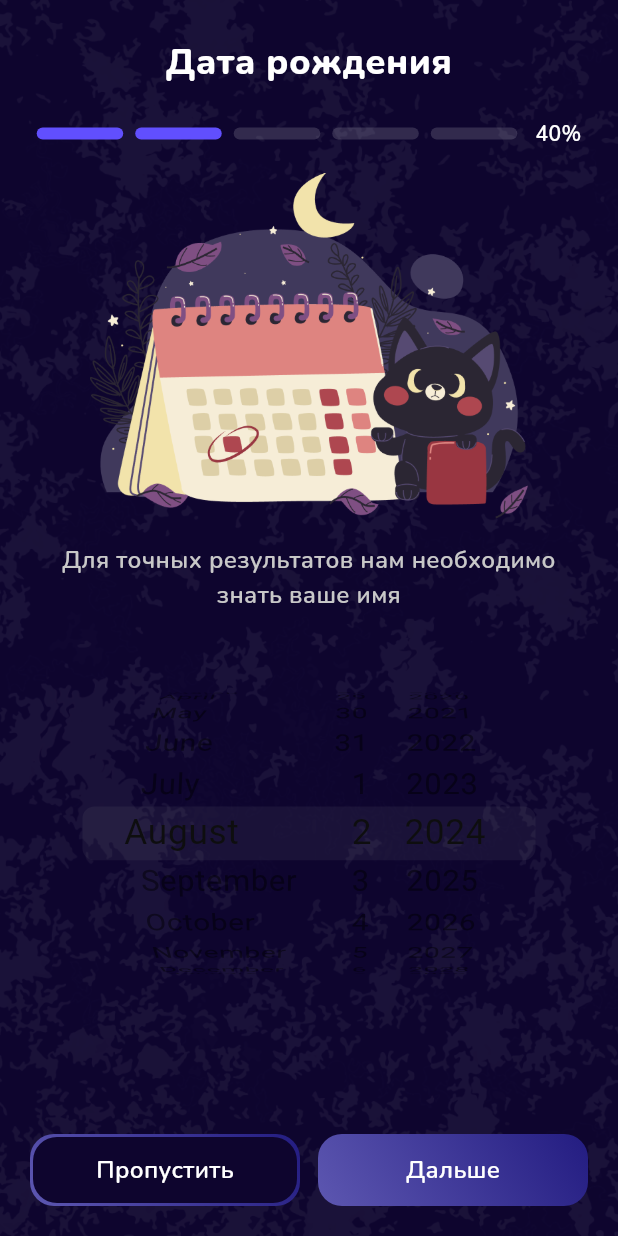
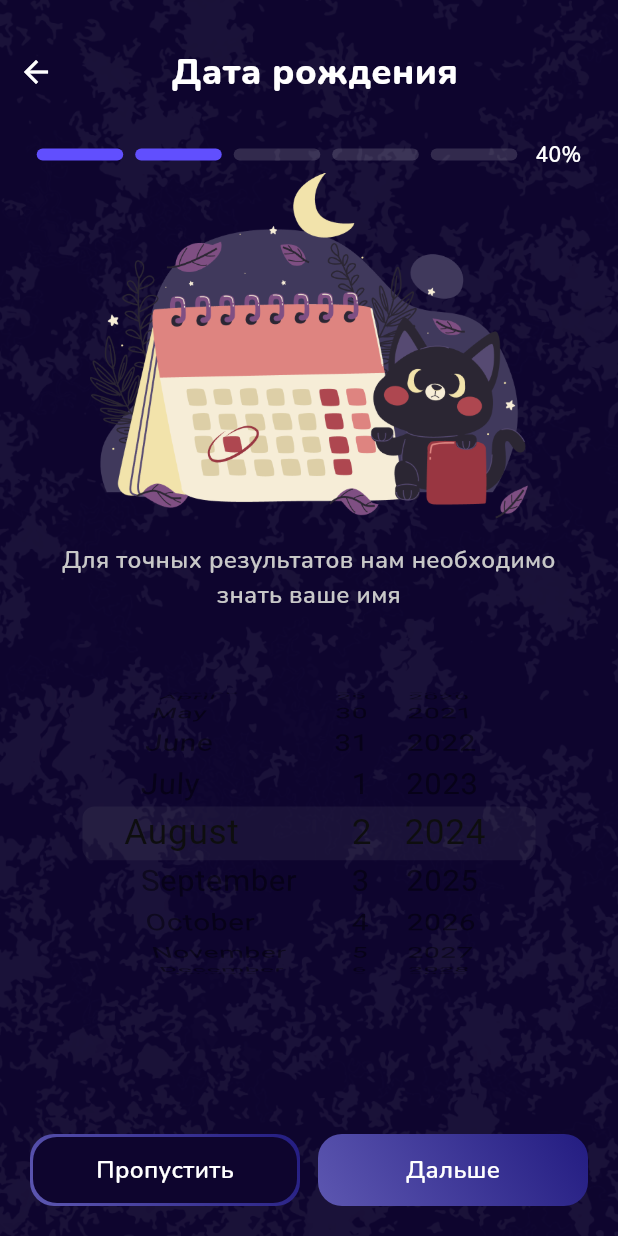
Before and after one commit to Nikolay-leukhin/numerology, a Flutter app: the screen it shows after launch, after a tap on "Дальше", on a phone screen of 412 x 824 dp. Run offline on Flutter 3.47's test engine with Material 3 defaults, Android fonts, the phone set to English and light mode, and no system bars; our stand-ins replace bloc, flutter_bloc, google_fonts.

Commit message:
added next funct and back func

```diff
--- a/lib/features/auth/ui/auth_gender.dart
+++ b/lib/features/auth/ui/auth_gender.dart
@@ -25,6 +25,8 @@ class _AuthGenderPageState extends State<AuthGenderPage> {
 
   @override
   Widget build(BuildContext context) {
+    final size = MediaQuery.sizeOf(context);
+
     return Container(
       padding: const EdgeInsets.symmetric(horizontal: 20),
       child: Column(
@@ -40,8 +42,8 @@ class _AuthGenderPageState extends State<AuthGenderPage> {
             children: [
               Image.asset(
                 "assets/images/man_${currentGender == Genders.male ? "active" : "passive"}.png",
-                width: 188,
-                height: 164,
+                width: size.width * 0.437,
+                height: size.width * 0.381,
                 fit: BoxFit.fitHeight,
               ),
               const SizedBox(width: 18,),
@@ -59,8 +61,8 @@ class _AuthGenderPageState extends State<AuthGenderPage> {
             children: [
               Image.asset(
                 "assets/images/female_${currentGender == Genders.female ? "active" : "passive"}.png",
-                width: 188,
-                height: 164,
+                width: size.width * 0.437,
+                height: size.width * 0.381,
               ),
               const SizedBox(width: 18,),
               SelectBoxWidget(
--- a/lib/features/auth/ui/auth_screen.dart
+++ b/lib/features/auth/ui/auth_screen.dart
@@ -29,7 +29,18 @@ class _AuthScreenState extends State<AuthScreen> {
       return;
     }
     currentPageIndex += 1;
-    _pageController.animateTo(MediaQuery.of(context).size.width * currentPageIndex, duration: new Duration(milliseconds: 300), curve: Curves.easeIn);
+    _pageController.animateTo(MediaQuery.of(context).size.width * currentPageIndex,
+        duration: new Duration(milliseconds: 300), curve: Curves.easeIn);
+    setState(() {});
+  }
+
+  previosPage() {
+    if (currentPageIndex == 0) {
+      return;
+    }
+    currentPageIndex -= 1;
+    _pageController.animateTo(MediaQuery.of(context).size.width * currentPageIndex,
+        duration: new Duration(milliseconds: 300), curve: Curves.easeIn);
     setState(() {});
   }
 
@@ -51,13 +62,21 @@ class _AuthScreenState extends State<AuthScreen> {
                   height: 24,
                 ),
                 Row(
-                  mainAxisAlignment: MainAxisAlignment.center,
-                  crossAxisAlignment: CrossAxisAlignment.start,
+                  mainAxisAlignment: MainAxisAlignment.spaceBetween,
+                  crossAxisAlignment: CrossAxisAlignment.center,
                   children: [
+                    Opacity(
+                      opacity: currentPageIndex == 0 ? 0 : 1,
+                      child: IconButton(
+                        onPressed: previosPage,
+                        icon: const Icon(Icons.arrow_back, color: AppColors.white,),
+                      ),
+                    ),
                     Text(
                       titles[currentPageIndex],
                       style: AppFonts.f24w800.copyWith(color: Colors.white),
                     ),
+                   const SizedBox(height: 40, width: 40,)
                   ],
                 ),
                 const SizedBox(
--- a/lib/features/auth/ui/auth_status.dart
+++ b/lib/features/auth/ui/auth_status.dart
@@ -33,7 +33,7 @@ class _AuthBirthdayPageState extends State<AuthStatusPage> {
 
     return Container(
       padding: const EdgeInsets.symmetric(horizontal: 20),
-      child: Column(
+      child: ListView(
         children: [
           Image.asset(
             'assets/images/family.png',
--- a/lib/features/auth/ui/widgets/select_box.dart
+++ b/lib/features/auth/ui/widgets/select_box.dart
@@ -15,6 +15,7 @@ class SelectBoxWidget extends StatelessWidget {
   @override
   Widget build(BuildContext context) {
     return Flexible(
+      fit: FlexFit.tight,
       child: InkWell(
         borderRadius: BorderRadius.circular(16),
         onTap: () {
```
